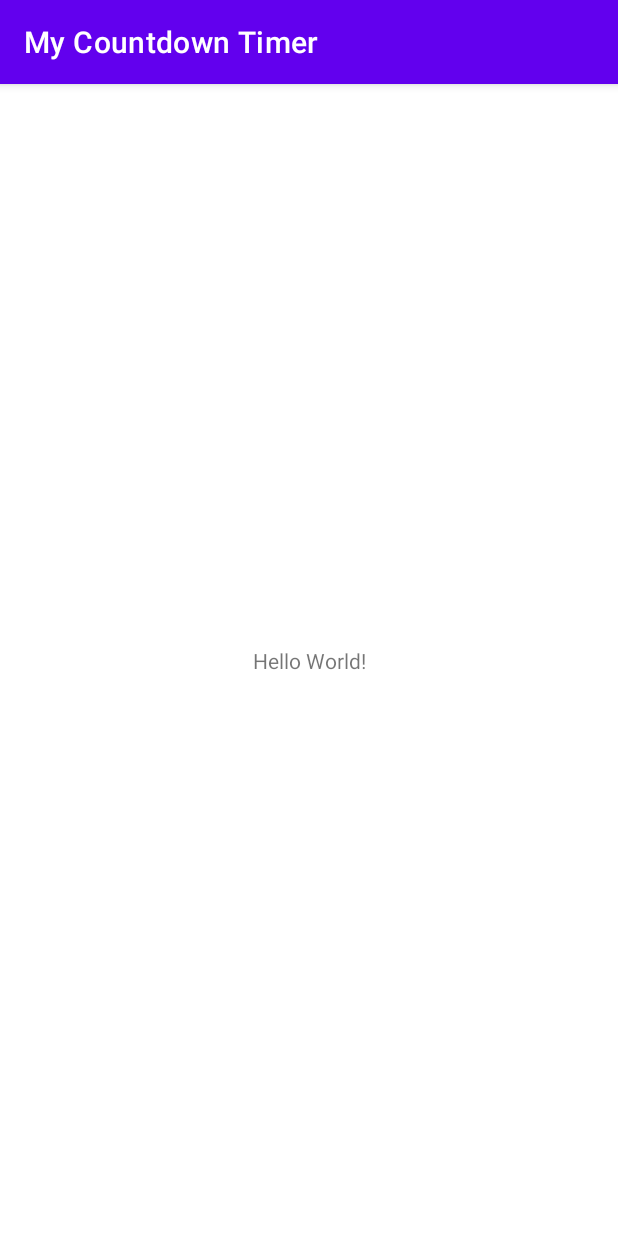
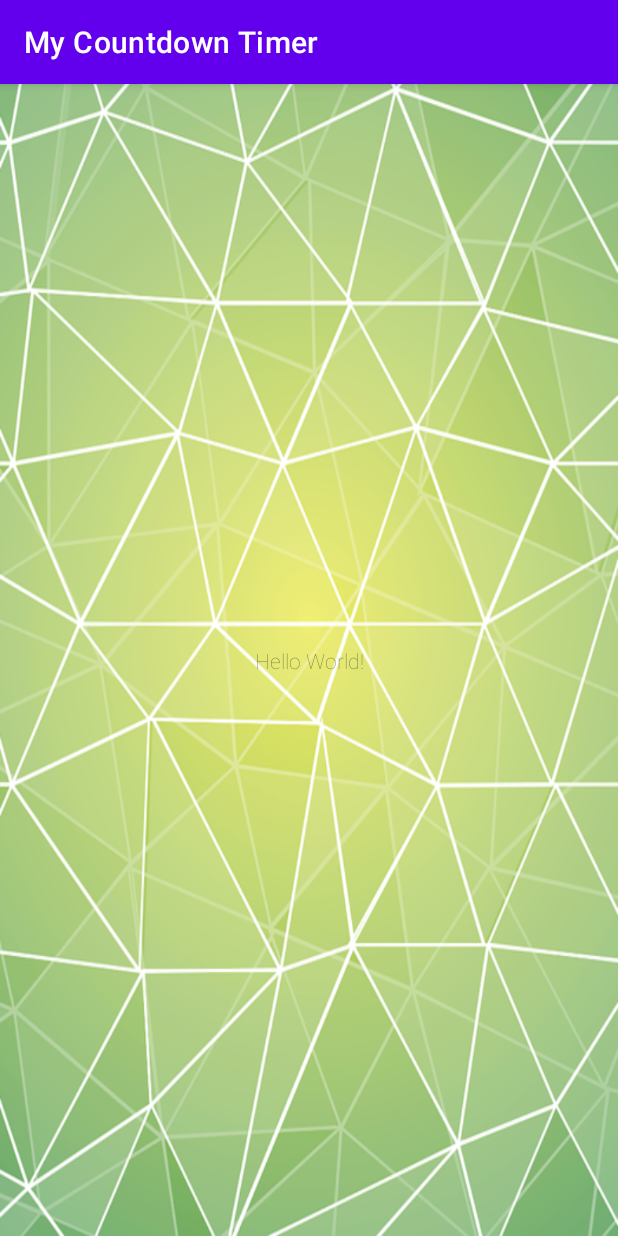
Before and after one commit to nao-18/count_down_timer_app, an Android app: the screen it shows after launch (MainActivity), on a phone screen of 412 x 824 dp. Run offline under Robolectric (Android 15) with nearby library versions, the phone set to English and light mode, and no system bars.

Commit message:
スタイルの定義追加

```diff
--- a/app/src/main/res/values/themes.xml
+++ b/app/src/main/res/values/themes.xml
@@ -12,5 +12,8 @@
         <!-- Status bar color. -->
         <item name="android:statusBarColor" tools:targetApi="l">?attr/colorPrimaryVariant</item>
         <!-- Customize your theme here. -->
+        <item name="android:windowBackground">@drawable/background</item>
+        <item name="android:textColorPrimary">@color/grey_600</item>
+        <item name="android:fontFamily">sans-serif-thin</item>
     </style>
 </resources>
```
